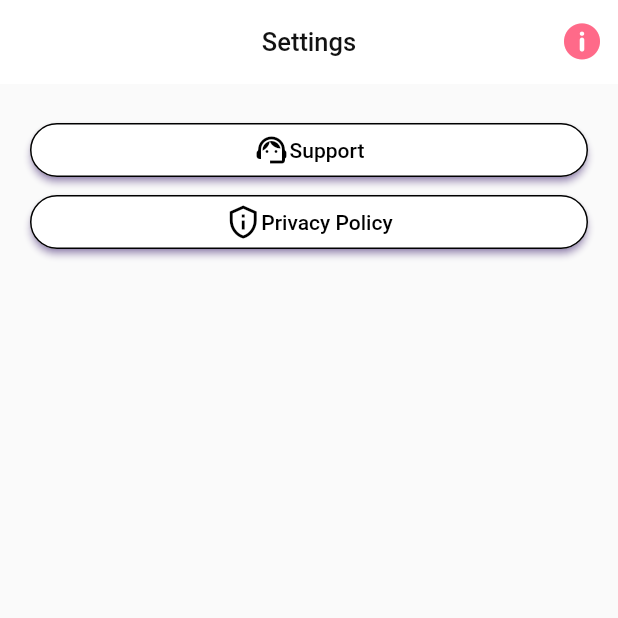
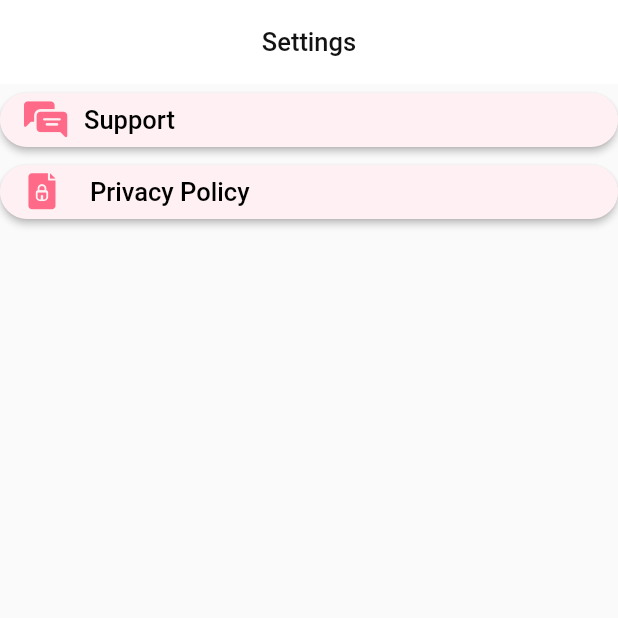
Before and after one commit to mb1shka/pulsometer, a Flutter app: the SettingsContainer screen opened directly, on a phone screen of 412 x 824 dp, the top half of it. Run offline on Flutter 3.47's test engine with Material 2 defaults, Android fonts, the phone set to English and light mode, and no system bars; our stand-ins replace flutter_svg, shared_preferences, sqflite; missing offline and left inert: heart_bpm; accounts and stored records are empty.

Commit message:
began customizing settings page

```diff
--- a/lib/presentation/widgets/settings_container.dart
+++ b/lib/presentation/widgets/settings_container.dart
@@ -13,7 +13,8 @@ class _SettingsContainerState extends State<SettingsContainer> {
   Widget build(BuildContext context) {
     return Scaffold(
       appBar: AppBar(
-        title: Text('Settings',
+        title: Text(
+          'Settings',
           style: TextStyle(
             color: new Color(0xFF121212),
             fontStyle: FontStyle.normal,
@@ -26,7 +27,7 @@ class _SettingsContainerState extends State<SettingsContainer> {
         actionsIconTheme: IconThemeData(
           color: new Color(0xFFFF6A89),
         ),
-        actions: [
+        /*actions: [
           IconButton(
               onPressed: () {},
               //TODO: make a showdialog how to use
@@ -34,56 +35,81 @@ class _SettingsContainerState extends State<SettingsContainer> {
                 CustomIcons.info,
               )
           ),
-        ],
+        ],*/
       ),
       body: Column(children: <Widget>[
-          Padding(
-            padding: EdgeInsets.all(20),
-            child: Column(
-                children:[
         ElevatedButton(
           onPressed: () {},
           child: Row(
             children: [
-                        Icon(Icons.support_agent_outlined),
-                        Text("Support"),
+              Padding(
+                padding: const EdgeInsets.only(right: 16.0),
+                child: Icon(
+                  CustomIcons.group,
+                  color: new Color.fromRGBO(255, 106, 137, 1),
+                ),
+              ),
+              Text(
+                "Support",
+                style: TextStyle(
+                  fontSize: 17,
+                  color: Colors.black,
+                ),
+              ),
             ],
-                      mainAxisAlignment: MainAxisAlignment.center,
+            //mainAxisAlignment: MainAxisAlignment.center,
           ),
           style: ButtonStyle(
-                      foregroundColor: MaterialStateProperty.all<Color>(Colors.black),
-                      backgroundColor: MaterialStateProperty.all<Color>(Colors.white),
-                      shadowColor: MaterialStateProperty.all<Color>(Colors.deepPurple),
+            //foregroundColor: MaterialStateProperty.all<Color>(Colors.black),
+            backgroundColor: MaterialStateProperty.all<Color>(
+                new Color.fromRGBO(255, 241, 243, 1)),
+            //shadowColor: MaterialStateProperty.all<Color>(Colors.deepPurple),
             shape: MaterialStateProperty.all<RoundedRectangleBorder>(
               RoundedRectangleBorder(
                 borderRadius: BorderRadius.circular(18.0),
-                          side: BorderSide(color: Colors.black),
+                //side: BorderSide(color: Colors.black),
               ),
-                      ),
+            ),/*
+            fixedSize: MaterialStateProperty.resolveWith<Size>(
+              (states) => Size(343, 52),
+            ),*/
           ),
         ),
         ElevatedButton(
           onPressed: () {},
           child: Row(
             children: [
-                        Icon(Icons.privacy_tip_outlined),
-                        Text("Privacy Policy"),
+              Padding(
+                padding: const EdgeInsets.only(right: 20.0),
+                child: Icon(
+                  CustomIcons.privacy,
+                  color: new Color.fromRGBO(255, 106, 137, 1),
+                ),
+              ),
+              Text(
+                "Privacy Policy",
+                style: TextStyle(
+                  fontSize: 17,
+                  color: Colors.black,
+                ),
+              ),
             ],
-                      mainAxisAlignment: MainAxisAlignment.center,
+            //mainAxisAlignment: MainAxisAlignment.center,
           ),
           style: ButtonStyle(
-                      foregroundColor: MaterialStateProperty.all<Color>(Colors.black),
-                      backgroundColor: MaterialStateProperty.all<Color>(Colors.white),
-                      shadowColor: MaterialStateProperty.all<Color>(Colors.deepPurple),
+            //foregroundColor: MaterialStateProperty.all<Color>(Colors.black),
+            backgroundColor: MaterialStateProperty.all<Color>(
+                new Color.fromRGBO(255, 241, 243, 1)),
+            //shadowColor: MaterialStateProperty.all<Color>(Colors.deepPurple),
             shape: MaterialStateProperty.all<RoundedRectangleBorder>(
               RoundedRectangleBorder(
                 borderRadius: BorderRadius.circular(18.0),
-                          side: BorderSide(color: Colors.black),
+                //side: BorderSide(color: Colors.black),
               ),
-                      ),
-                    ),
-                  ),
-                ]
+            ),/*
+            fixedSize: MaterialStateProperty.resolveWith<Size>(
+              (states) => Size(343, 52),
+            ),*/
           ),
         ),
       ]),
```
Lines whose indentation alone changed are shown as unchanged.
